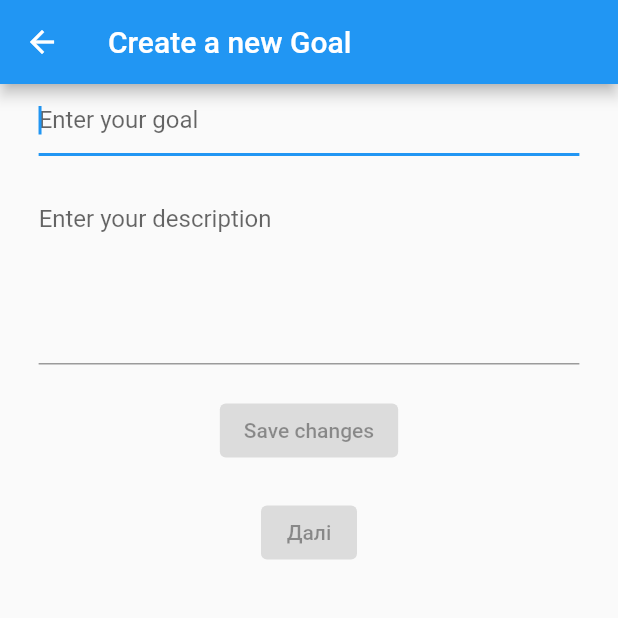
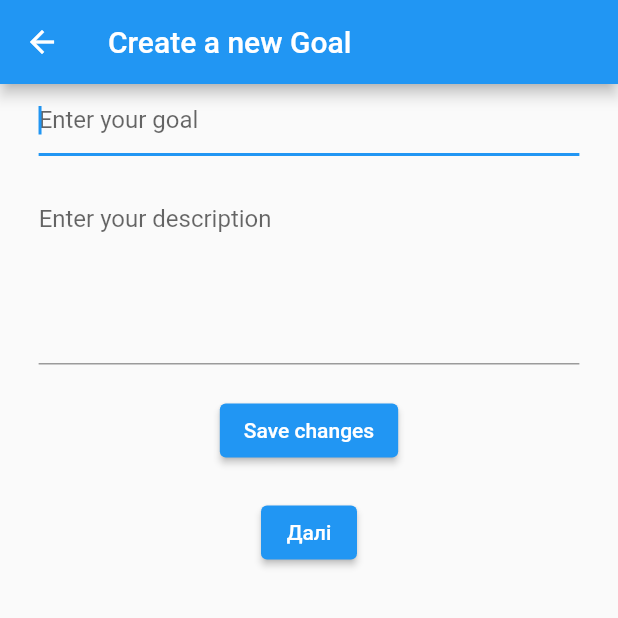
Before and after one commit to uazamula/minitasks, a Flutter app: the CreateGoalsAndTasks screen opened directly, after a tap on "Goal", on a phone screen of 412 x 824 dp, the top half of it. Run offline on Flutter 3.47's test engine with Material 2 defaults, Android fonts, the phone set to English and light mode, and no system bars; our stand-ins replace shared_preferences; accounts and stored records are empty.

Commit message:
+ updatable

```diff
--- a/lib/create_goal.dart
+++ b/lib/create_goal.dart
@@ -5,31 +5,44 @@ import 'package:minitasks/main.dart';
 import 'package:shared_preferences/shared_preferences.dart';
 
 class CreateGoal extends StatefulWidget {
-  const CreateGoal({Key? key}) : super(key: key);
+  const CreateGoal({Key? key, required this.isNew, this.index = 0})
+      : super(key: key);
+  final bool isNew;
+  final int index;
 
   @override
   State<CreateGoal> createState() => _CreateGoalState();
 }
 
 class _CreateGoalState extends State<CreateGoal> {
-  bool isButtonActive = true;
+  // bool isButtonActive = true;
   List<String> newGoal = [];
   bool isGoalSaved = false;
   bool isValidGoal = false;
+  TextEditingController controllerGoal = TextEditingController();
+  TextEditingController controllerDescription = TextEditingController();
 
-  late TextEditingController controllerGoal;
-  TextEditingController controllerDescription = TextEditingController();
+  List<String>? listOfGoalsString;
+
+  void loadGoals() async {
+    final prefs = await SharedPreferences.getInstance();
+    listOfGoalsString = prefs.getStringList('goals');
+    listOfGoalsString ??= [];
+    if (!widget.isNew) {
+      print('list: $listOfGoalsString');
+      print('index ${widget.index}');
+      print('new: ${widget.isNew}');
+      controllerGoal.text =
+          listOfGoalsString![widget.index * MyHomePage.numOfField];
+      controllerDescription.text =
+          listOfGoalsString![widget.index * MyHomePage.numOfField + 1];
+    }
+  }
 
   @override
   void initState() {
     super.initState();
-    controllerGoal = TextEditingController();
-    controllerGoal.addListener(() {
-      final isButtonActive = controllerGoal.text.isNotEmpty;
-      setState(() {
-        this.isButtonActive = isButtonActive;
-      });
-    });
+    loadGoals();
   }
 
   @override
@@ -42,12 +55,12 @@ class _CreateGoalState extends State<CreateGoal> {
   @override
   Widget build(BuildContext context) {
     return WillPopScope(
-      onWillPop: ()async {
+      onWillPop: () async {
         return false;
       },
       child: Scaffold(
           appBar: AppBar(
-            title: Text('Create a new Goal'),
+            title: Text(widget.isNew ? 'Create a new Goal' : 'Update the Goal'),
           ),
           body: Center(
             child: SizedBox(
@@ -71,29 +84,35 @@ class _CreateGoalState extends State<CreateGoal> {
                   ),
                   SizedBox(height: 20),
                   ElevatedButton(
-                      onPressed: isButtonActive && !isGoalSaved
+                      onPressed: /*isButtonActive && */ !isGoalSaved
                           ? () async {
-                              final prefs = await SharedPreferences.getInstance();
                               final goal = controllerGoal.text;
                               final description = controllerDescription.text;
 
-                              List<String>? listOfGoalsString = prefs.getStringList('goals');
-                              listOfGoalsString ??= [];
+                              final prefs =
+                                  await SharedPreferences.getInstance();
 
                               setState(() {
                                 //TODO other languages - pl, fr,gr
-                                if (goal.contains(RegExp('[a-zA-Zа-яА-ЯєЄ]'))) {/**/
+                                if (goal.contains(RegExp('[a-zA-Zа-яА-ЯєЄ]'))) {
                                   isValidGoal = true;
                                   newGoal = [goal, description];
-                                  listOfGoalsString!.addAll(newGoal);
-                                  prefs.setStringList('goals', listOfGoalsString);
+                                  if (widget.isNew) {
+                                    listOfGoalsString!.addAll(newGoal);
+                                  } else {
+                                    listOfGoalsString!.replaceRange(
+                                        MyHomePage.numOfField * widget.index,
+                                        MyHomePage.numOfField * (widget.index + 1),
+                                        newGoal);
+                                  }
+                                  prefs.setStringList(
+                                      'goals', listOfGoalsString!);
                                   isGoalSaved = true;
                                 } else {
                                   ScaffoldMessenger.of(context).showSnackBar(
                                       SnackBar(
                                           content: Text('Input a valid goal')));
                                 }
-
                               });
                               print(isGoalSaved);
                             }
@@ -103,7 +122,8 @@ class _CreateGoalState extends State<CreateGoal> {
                     height: 20,
                   ),
                   ElevatedButton(
-                      onPressed: isButtonActive && isGoalSaved && isValidGoal
+                      onPressed: /*isButtonActive &&*/ isGoalSaved &&
+                              isValidGoal
                           ? () {
                               Navigator.of(context).push(MaterialPageRoute(
                                 builder: (context) => MyHomePage(),
@@ -111,13 +131,12 @@ class _CreateGoalState extends State<CreateGoal> {
                               controllerGoal.clear();
                               controllerDescription.clear();
                             }
-                          : isButtonActive
-                              ? () {
-                                  ScaffoldMessenger.of(context).showSnackBar(
-                                      SnackBar(
-                                          content: Text('Save your goal')));
-                                }
-                              : null,
+                          : /*isButtonActive
+                               ?*/
+                          () {
+                              ScaffoldMessenger.of(context).showSnackBar(
+                                  SnackBar(content: Text('Save your goal')));
+                            } /*: null*/,
                       child: Text('Далі')),
                 ],
               ),
--- a/lib/create_goals_and_tasks.dart
+++ b/lib/create_goals_and_tasks.dart
@@ -20,7 +20,7 @@ class CreateGoalsAndTasks extends StatelessWidget {
 
               ElevatedButton(onPressed: (){
                 Navigator.of(context).push(MaterialPageRoute(
-                  builder: (context) => const CreateGoal(),
+                  builder: (context) => const CreateGoal(isNew: true,),
                 ));
               }, child: Text('Goal')),
 
```
Also changed, not shown: lib/show_my_goal.dart (+18 -6 lines).
